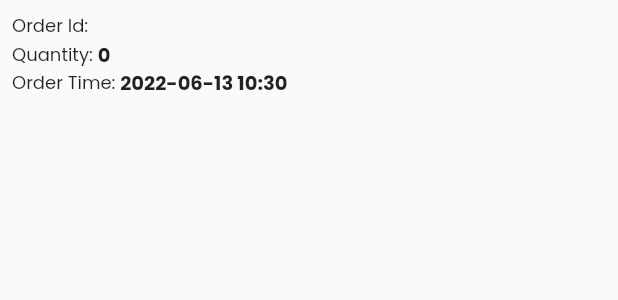
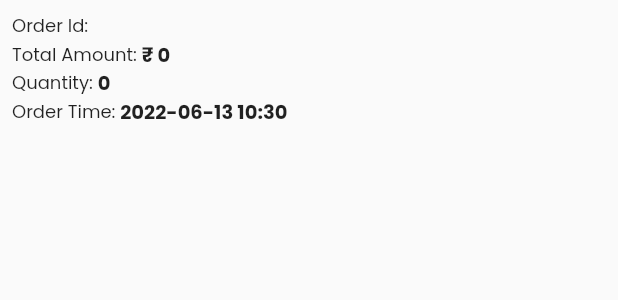
Before and after one commit to swayamshreemohanty/karlo-shopping, a Flutter app: the MyOrderWidget widget shown alone on an empty page, opened directly with empty values, on a phone screen of 412 x 824 dp. Shown: the top 300 px of the screen. Run offline on Flutter 3.47's test engine with Material 2 defaults, Android fonts, the phone set to English and light mode, and no system bars; our stand-ins replace cached_network_image, cloud_firestore, equatable, firebase_auth, firebase_core, flutter_bloc and 4 more; accounts and stored records are empty.

Commit message:
total amount added

```diff
--- a/lib/my_order/widget/my_order_widget.dart
+++ b/lib/my_order/widget/my_order_widget.dart
@@ -51,6 +51,19 @@ class MyOrderWidget extends StatelessWidget {
               ),
               Text(
                 cartproductsummary.orderId!,
+                style: _titleContentTextStyle(),
+              ),
+            ],
+          ),
+          Wrap(
+            crossAxisAlignment: WrapCrossAlignment.center,
+            children: [
+              Text(
+                'Total Amount: ',
+                style: _header(),
+              ),
+              Text(
+                "₹ ${cartproductsummary.totalPrice}",
                 style: _titleContentTextStyle(),
               ),
             ],
```
